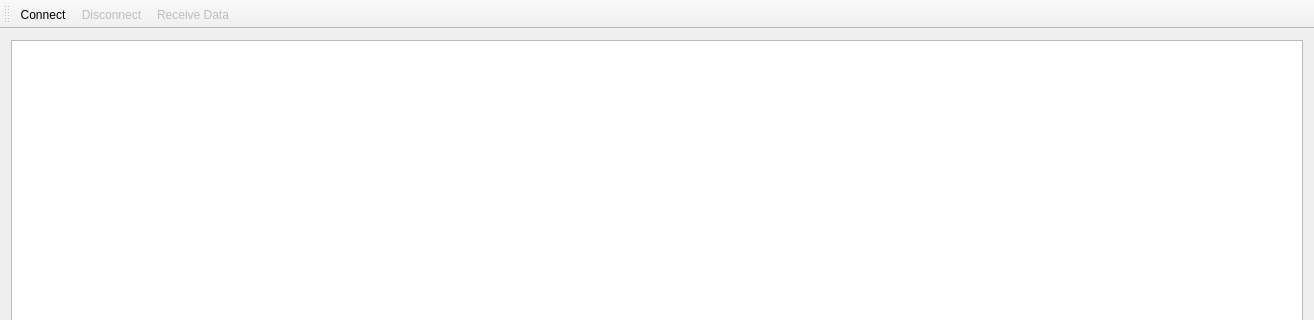
tools4BCI/TiA-Scope, file src/main_window.ui: the form before one commit; both pictures show x 0 to 1314 and y 0 to 320 of the 1314 by 625 pixel window.
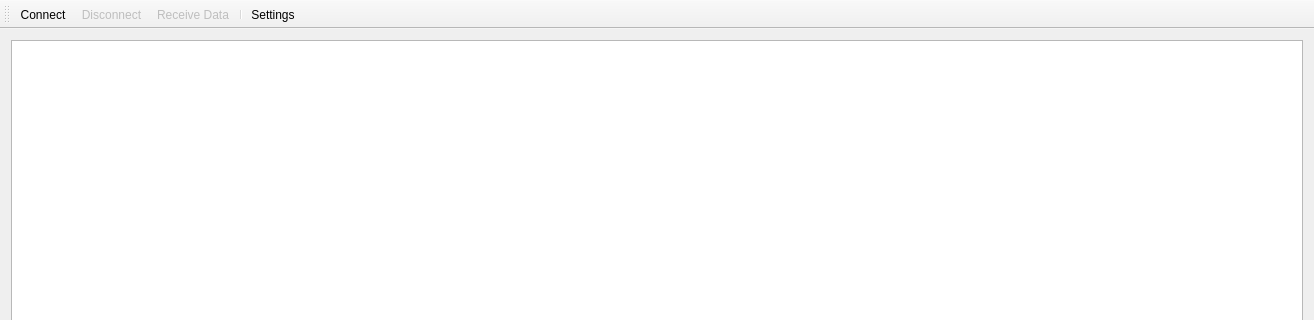
The form after the commit. Icons and pictures are not drawn.

The edit to the form file:
```diff
--- a/src/main_window.ui
+++ b/src/main_window.ui
@@ -50,6 +50,8 @@
    <addaction name="actionConnect"/>
    <addaction name="actionDisconnect"/>
    <addaction name="actionReceiveData"/>
+   <addaction name="separator"/>
+   <addaction name="actionSettings"/>
   </widget>
   <action name="actionConnect">
    <property name="icon">
@@ -93,6 +95,14 @@
     <string>Receive Data from connected Server.</string>
    </property>
   </action>
+  <action name="actionSettings">
+   <property name="text">
+    <string>Settings</string>
+   </property>
+   <property name="toolTip">
+    <string>Settings</string>
+   </property>
+  </action>
  </widget>
  <layoutdefault spacing="6" margin="11"/>
  <resources>
```
